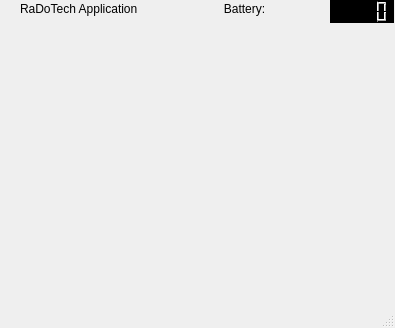
Before: the Qt Designer form mainwindow.ui in andreias144/3004Final, drawn with Qt 5.
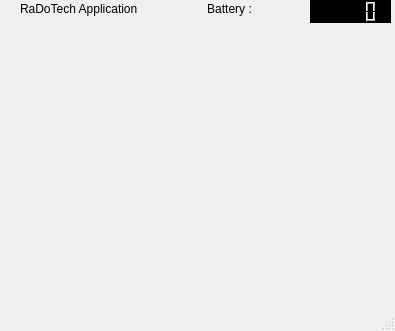
After: the same form once the commit is applied.

Commit message: Fixed bug with first image not showing in scan, added battery depletion feature

The edit to the form file:
```diff
--- a/mainwindow.ui
+++ b/mainwindow.ui
@@ -7,7 +7,7 @@
     <x>0</x>
     <y>0</y>
     <width>395</width>
-    <height>328</height>
+    <height>331</height>
    </rect>
   </property>
   <property name="windowTitle">
@@ -50,15 +50,15 @@
      </rect>
     </property>
     <property name="text">
-     <string>RaDoTech Application                          Battery: </string>
+     <string>RaDoTech Application                     Battery :</string>
     </property>
    </widget>
    <widget class="QLCDNumber" name="batteryIndicator">
     <property name="geometry">
      <rect>
-      <x>330</x>
+      <x>310</x>
       <y>0</y>
-      <width>64</width>
+      <width>81</width>
       <height>23</height>
      </rect>
     </property>
```
The commit also changes 30 other files.
